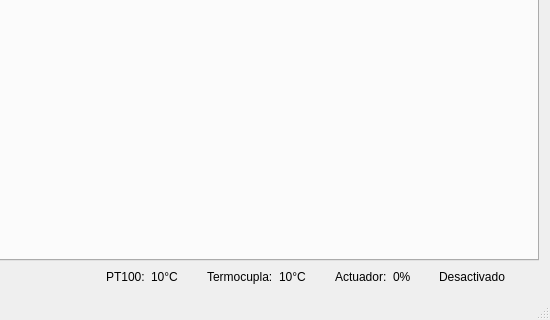
First picture: the form in Prototipo/control_temperatura/mainwindow.ui, repository AgustinAllegui/temperatura_raspberry, before the edit; both pictures show x 167 to 717 and y 289 to 609 of the 717 by 609 pixel window.
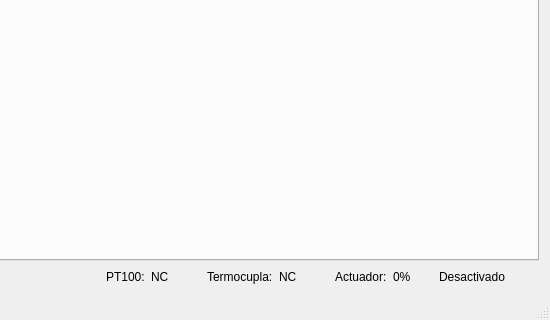
Second picture: the form after the edit. Custom widgets are drawn as their Qt base class.

```diff
--- a/Prototipo/control_temperatura/mainwindow.ui
+++ b/Prototipo/control_temperatura/mainwindow.ui
@@ -752,7 +752,7 @@
          </size>
         </property>
         <property name="text">
-         <string>10°C</string>
+         <string>NC</string>
         </property>
        </widget>
       </item>
@@ -778,7 +778,7 @@
          </size>
         </property>
         <property name="text">
-         <string>10°C</string>
+         <string>NC</string>
         </property>
        </widget>
       </item>
```
Left out of the diff: 2 changed lines with no effect on the pictures.
